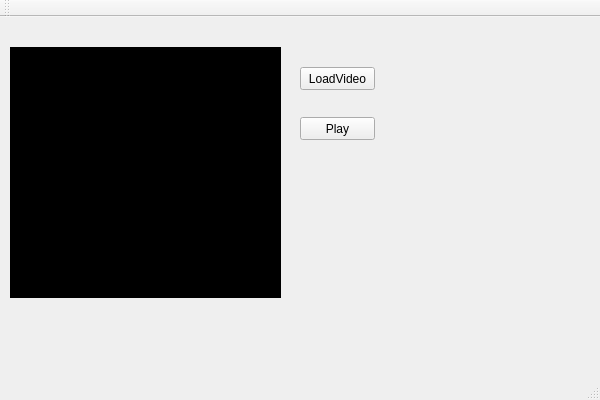
The window that mainwindow.ui (Bariskas/Diplom) describes before a commit, drawn with Qt 5.
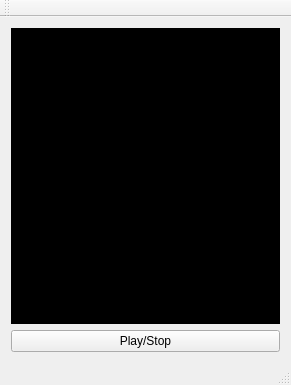
The same window after the commit.

Commit message:
Мелкие правки интерфейса
Мелкие правки интерфейса

Patch:
```diff
--- a/mainwindow.ui
+++ b/mainwindow.ui
@@ -6,49 +6,17 @@
    <rect>
     <x>0</x>
     <y>0</y>
-    <width>600</width>
-    <height>400</height>
+    <width>291</width>
+    <height>385</height>
    </rect>
   </property>
   <property name="windowTitle">
    <string>MainWindow</string>
   </property>
   <widget class="QWidget" name="centralWidget">
-   <widget class="QPushButton" name="pushButton">
-    <property name="geometry">
-     <rect>
-      <x>300</x>
-      <y>50</y>
-      <width>75</width>
-      <height>23</height>
-     </rect>
-    </property>
-    <property name="text">
-     <string>LoadVideo</string>
-    </property>
-   </widget>
-   <widget class="QPushButton" name="pushButton_2">
-    <property name="geometry">
-     <rect>
-      <x>300</x>
-      <y>100</y>
-      <width>75</width>
-      <height>23</height>
-     </rect>
-    </property>
-    <property name="text">
-     <string>Play</string>
-    </property>
-   </widget>
+   <layout class="QVBoxLayout" name="verticalLayout">
+    <item>
    <widget class="QLabel" name="label">
-    <property name="geometry">
-     <rect>
-      <x>10</x>
-      <y>30</y>
-      <width>271</width>
-      <height>251</height>
-     </rect>
-    </property>
     <property name="autoFillBackground">
      <bool>false</bool>
     </property>
@@ -59,6 +27,15 @@
      <string/>
     </property>
    </widget>
+    </item>
+    <item>
+     <widget class="QPushButton" name="pushButton_2">
+      <property name="text">
+       <string>Play/Stop</string>
+      </property>
+     </widget>
+    </item>
+   </layout>
   </widget>
   <widget class="QMenuBar" name="menuBar">
    <property name="geometry">
```
Left out of the diff: 2 changed lines with no effect on the pictures. Lines whose indentation alone changed are shown as unchanged. The commit also changes 6 other files.
